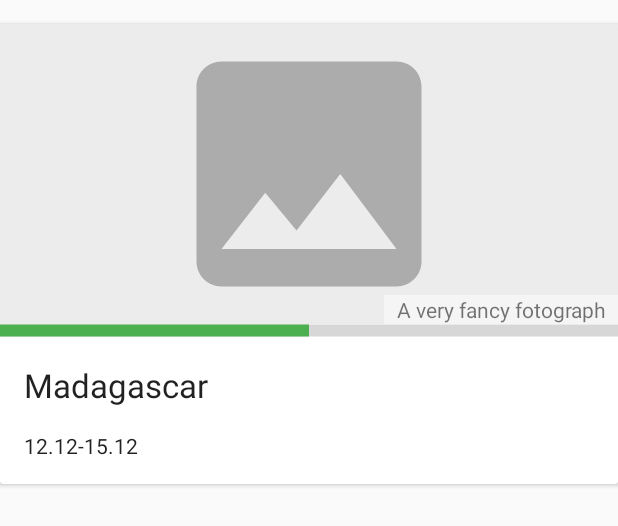
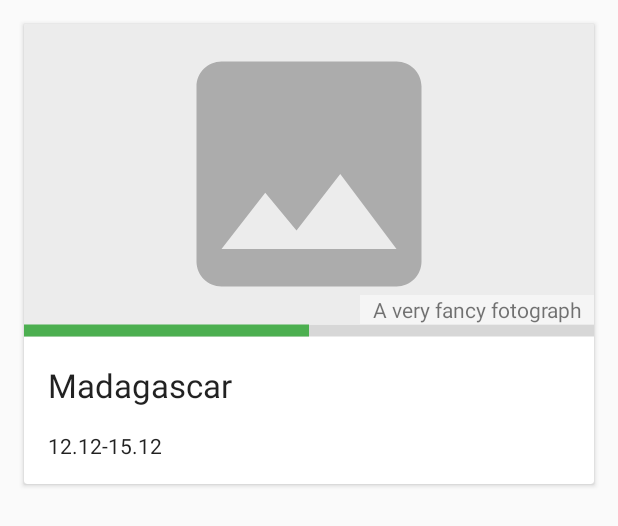
Before and after one commit to carvaq/Capstone-Project, an Android app: the layout item_trip.xml on its own in the app's theme, with its tools: preview values and no code run, on a phone screen of 412 x 824 dp. Shown: the top 526 px of the screen. Run offline under Robolectric (Android 15) with nearby library versions, the phone set to English and light mode, and no system bars.

Commit message:
Changed linear layout with a staggered layout

```diff
--- a/app/src/main/java/com/cvv/fanstaticapps/travelperfect/ui/TripAdapter.java
+++ b/app/src/main/java/com/cvv/fanstaticapps/travelperfect/ui/TripAdapter.java
@@ -55,7 +55,7 @@ public class TripAdapter extends RecyclerView.Adapter<TripAdapter.ViewHolder> {
     private int mWidth;
     private int mHeight;
 
-    public TripAdapter(Context context, TripViewListener tripViewListener, boolean dualPane) {
+    public TripAdapter(Context context, TripViewListener tripViewListener, int numColumns, boolean dualPane) {
         mTripViewListener = tripViewListener;
         mContext = context;
         mLayoutInflater = LayoutInflater.from(context);
@@ -64,6 +64,7 @@ public class TripAdapter extends RecyclerView.Adapter<TripAdapter.ViewHolder> {
         } else {
             mWidth = UiUtils.getDisplayWidth((Activity) context);
         }
+        mWidth /= numColumns;
         mHeight = UiUtils.getProportionalHeight(mWidth);
     }
 
--- a/app/src/main/res/layout/fragment_main.xml
+++ b/app/src/main/res/layout/fragment_main.xml
@@ -11,8 +11,7 @@
     <android.support.v7.widget.RecyclerView
         android:id="@+id/recycle_view"
         android:layout_width="match_parent"
-        android:layout_height="match_parent"
-        android:padding="@dimen/fragment_content_padding"/>
+        android:layout_height="match_parent"/>
 
     <TextView
         android:id="@+id/empty_screen_message"
@@ -41,8 +40,8 @@
         android:id="@+id/reveal_effect"
         android:layout_width="match_parent"
         android:layout_height="match_parent"
-        android:focusable="false"
         android:background="@color/colorAccent"
         android:elevation="5dp"
+        android:focusable="false"
         android:visibility="invisible"/>
 </FrameLayout>
--- a/app/src/main/res/layout/item_trip.xml
+++ b/app/src/main/res/layout/item_trip.xml
@@ -4,8 +4,9 @@
     xmlns:tools="http://schemas.android.com/tools"
     android:layout_width="match_parent"
     android:layout_height="wrap_content"
-    android:layout_marginBottom="@dimen/frame_padding"
-    android:layout_marginTop="@dimen/frame_padding"
+    android:layout_marginEnd="@dimen/fragment_content_padding"
+    android:layout_marginStart="@dimen/fragment_content_padding"
+    android:layout_marginTop="@dimen/fragment_content_padding"
     android:minHeight="96dp">
 
     <LinearLayout
--- a/app/src/main/res/values-land/dimens.xml
+++ b/app/src/main/res/values-land/dimens.xml
@@ -1,4 +1,4 @@
 <resources>
     <dimen name="fragment_content_padding">32dp</dimen>
-    <dimen name="overlay_top">64dp</dimen>
+    <dimen name="overlay_top">128dp</dimen>
 </resources>
--- /dev/null
+++ b/app/src/main/res/values-land/integers.xml
@@ -0,0 +1,4 @@
+<?xml version="1.0" encoding="utf-8"?>
+<resources>
+    <integer name="column_size">2</integer>
+</resources>
--- a/app/src/main/res/values-sw600dp/dimens.xml
+++ b/app/src/main/res/values-sw600dp/dimens.xml
@@ -1,4 +1,4 @@
 <resources>
     <dimen name="fragment_content_padding">96dp</dimen>
-    <dimen name="overlay_top">128dp</dimen>
+    <dimen name="overlay_top">256dp</dimen>
 </resources>
--- /dev/null
+++ b/app/src/main/res/values-sw600dp/integers.xml
@@ -0,0 +1,4 @@
+<?xml version="1.0" encoding="utf-8"?>
+<resources>
+    <integer name="column_size">2</integer>
+</resources>
--- /dev/null
+++ b/app/src/main/res/values/integers.xml
@@ -0,0 +1,4 @@
+<?xml version="1.0" encoding="utf-8"?>
+<resources>
+    <integer name="column_size">1</integer>
+</resources>
```
Also changed, not shown: app/src/main/java/com/cvv/fanstaticapps/travelperfect/ui/fragments/MainFragment.java (+6 -3 lines).
